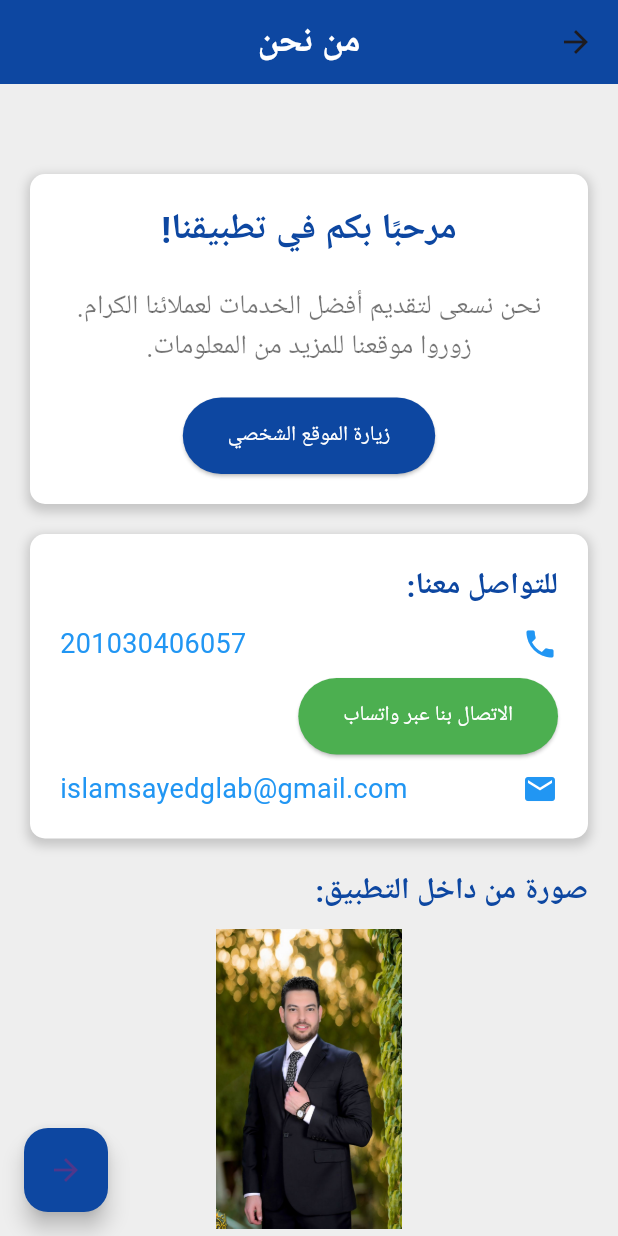
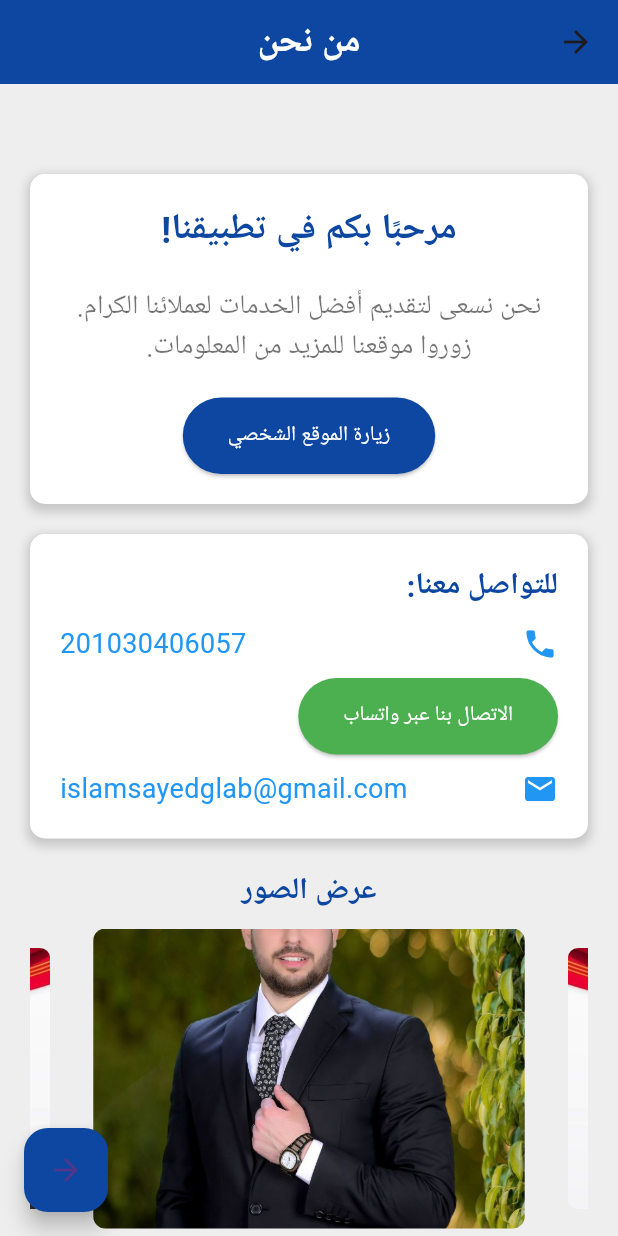
Before and after one commit to islamdev96/domty, a Flutter app: the AboutUsPage screen opened by its route, on a phone screen of 412 x 824 dp. Run offline on Flutter 3.47's test engine with Material 3 defaults, Android fonts, the phone set to English and light mode, and no system bars; drawn by our look-alikes of carousel_slider; our stand-ins replace cross_file, flutter_screenutil, font_awesome_flutter, get, screenshot, share_plus and 1 more; accounts and stored records are empty; project files that could hold a hidden picture were left out.

Commit message:
add image

```diff
--- a/lib/core/constant/app_image_asset.dart
+++ b/lib/core/constant/app_image_asset.dart
@@ -5,6 +5,7 @@ class AppImageAsset {
   static const String logo = "$rootImages/logoapp.png";
   static const String appLogo = '$rootImages/top/logo.png';
   static const String personImage = '$rootImages/top/islam.jpg';
+  static const String personImage2 = '$rootImages/top/islam2.jpg';
   static const String showYourBook = '$rootImages/top/showYourBook.png';
   static const String backupImage = '$rootImages/top/backup_image.jpg';
   static const String icons8favourite = '$rootSvg/22.gif';
--- a/lib/features/abut/about_us_page.dart
+++ b/lib/features/abut/about_us_page.dart
@@ -1,4 +1,6 @@
 // ignore_for_file: deprecated_member_use
+
+import 'package:domty/features/abut/image.dart';
 
 import '../../all_export.dart';
 
@@ -180,23 +182,8 @@ class AboutUsPage extends StatelessWidget {
               ),
             ),
             const SizedBox(height: 20),
-            Text(
-              'صورة من داخل التطبيق:',
-              style: TextStyle(
-                fontSize: 20,
-                fontWeight: FontWeight.bold,
-                color: Colors.blue[900],
-              ),
-            ),
+            const ImageCarousel(),
             const SizedBox(height: 10),
-            Center(
-              child: Image.asset(
-                AppImageAsset.personImage,
-                height: 200,
-                width: 200,
-                fit: BoxFit.contain,
-              ),
-            ),
           ],
         ),
       ),
--- /dev/null
+++ b/lib/features/abut/image.dart
@@ -0,0 +1,126 @@
+import 'package:carousel_slider/carousel_slider.dart';
+
+import '../../all_export.dart';
+
+//  افترض أن AppImageAsset.personImage عبارة عن قائمة من مسارات الصور
+final List<String> imageList = [
+  AppImageAsset.personImage,
+  AppImageAsset.personImage2,
+  // ...  أضف المزيد من مسارات الصور هنا
+];
+
+class ImageCarousel extends StatefulWidget {
+  const ImageCarousel({super.key});
+
+  @override
+  State<ImageCarousel> createState() => _ImageCarouselState();
+}
+
+class _ImageCarouselState extends State<ImageCarousel> {
+  int _currentIndex = 0;
+  final CarouselController _carouselController = CarouselController();
+
+  @override
+  Widget build(BuildContext context) {
+    return Column(
+      children: [
+        Text(
+          "عرض الصور",
+          style: TextStyle(
+            fontSize: 20,
+            fontWeight: FontWeight.bold,
+            color: Colors.blue[900],
+          ),
+        ),
+        const SizedBox(height: 10),
+        CarouselSlider(
+          carouselController: _carouselController,
+          options: CarouselOptions(
+            height: 200.0,
+            autoPlay: true,
+            enlargeCenterPage: true,
+            onPageChanged: (index, reason) {
+              setState(() {
+                _currentIndex = index;
+              });
+            },
+          ),
+          items: imageList.map((imageUrl) {
+            return Builder(
+              builder: (BuildContext context) {
+                return GestureDetector(
+                  onTap: () {
+                    //  هنا يتم عرض الصورة في شاشة منفصلة عند الضغط عليها
+                    Navigator.push(
+                      context,
+                      MaterialPageRoute(
+                        builder: (context) =>
+                            FullScreenImage(imageUrl: imageUrl),
+                      ),
+                    );
+                  },
+                  child: Container(
+                    width: MediaQuery.of(context).size.width,
+                    margin: const EdgeInsets.symmetric(horizontal: 5.0),
+                    decoration: BoxDecoration(
+                      borderRadius: BorderRadius.circular(8.0),
+                    ),
+                    child: ClipRRect(
+                      borderRadius: BorderRadius.circular(8.0),
+                      child: Image.asset(
+                        imageUrl,
+                        fit: BoxFit.cover,
+                      ),
+                    ),
+                  ),
+                );
+              },
+            );
+          }).toList(),
+        ),
+        Row(
+          mainAxisAlignment: MainAxisAlignment.center,
+          children: imageList.asMap().entries.map((entry) {
+            return GestureDetector(
+              onTap: () => _carouselController.animateToPage(entry.key),
+              child: Container(
+                width: 12.0,
+                height: 12.0,
+                margin:
+                    const EdgeInsets.symmetric(vertical: 8.0, horizontal: 4.0),
+                decoration: BoxDecoration(
+                  shape: BoxShape.circle,
+                  color: (Theme.of(context).brightness == Brightness.dark
+                          ? Colors.white
+                          : Colors.black)
+                      .withOpacity(_currentIndex == entry.key ? 0.9 : 0.4),
+                ),
+              ),
+            );
+          }).toList(),
+        ),
+      ],
+    );
+  }
+}
+
+//  شاشة عرض الصورة بشكل منفصل
+class FullScreenImage extends StatelessWidget {
+  final String imageUrl;
+
+  const FullScreenImage({super.key, required this.imageUrl});
+
+  @override
+  Widget build(BuildContext context) {
+    return Scaffold(
+      appBar: AppBar(
+        backgroundColor: Colors.black,
+      ),
+      body: Center(
+        child: InteractiveViewer(
+          child: Image.asset(imageUrl),
+        ),
+      ),
+    );
+  }
+}
--- a/pubspec.yaml
+++ b/pubspec.yaml
@@ -8,6 +8,7 @@ environment:
   sdk: ">=3.3.0 <4.0.0"
 
 dependencies:
+  carousel_slider: ^4.2.1
   cupertino_icons: ^1.0.6
   flutter:
     sdk: flutter
@@ -20,6 +21,7 @@ dependencies:
   get: ^4.6.6
   intl: ^0.18.1
   path_provider: ^2.1.3
+  photo_view: ^0.15.0
   provider: ^6.1.2
   screenshot: 2.5.0
   share_plus: ^9.0.0
```
Also changed, not shown: assets/images/top/islam2.jpg (added), pubspec.lock.
